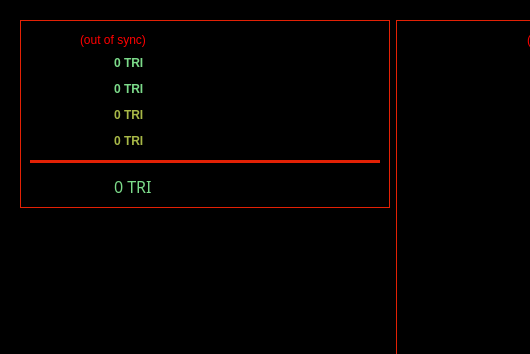
Above: src/qt/forms/overviewpage.ui from SamiAhmed7777/triangles_v5 before the change; both pictures show x 0 to 530 and y 0 to 354 of the 785 by 509 pixel window. Below: the same form after it.
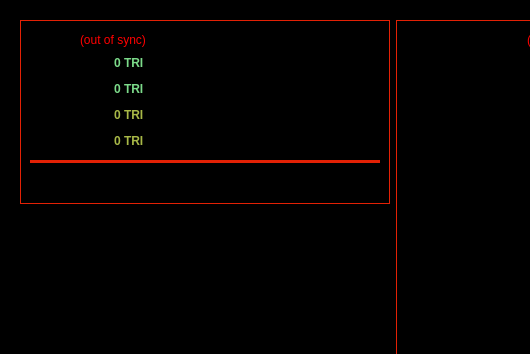
That is the form after the change. Icons and pictures are not drawn.

Commit message: ui: 3-tier Amount color (grey / light green / bright green) by confirmation depth

What changed in the file:
```diff
--- a/src/qt/forms/overviewpage.ui
+++ b/src/qt/forms/overviewpage.ui
@@ -435,7 +435,7 @@
 	border: 2px solid #e32105;
 	}
 QLabel#labelBalance, QLabel#labelStake { color: #7CDB8A; }
-QLabel#labelTotal { color: #7CDB8A; font: 12pt bold; }
+/* labelTotal color is set dynamically in setBalance() — green when > 0, red when == 0 */
 QLabel#labelUnconfirmed { color: #A8B847; }
 QLabel#labelImmature { color: #A8B847; }
 </string>
```
The commit also changes 3 other files.
